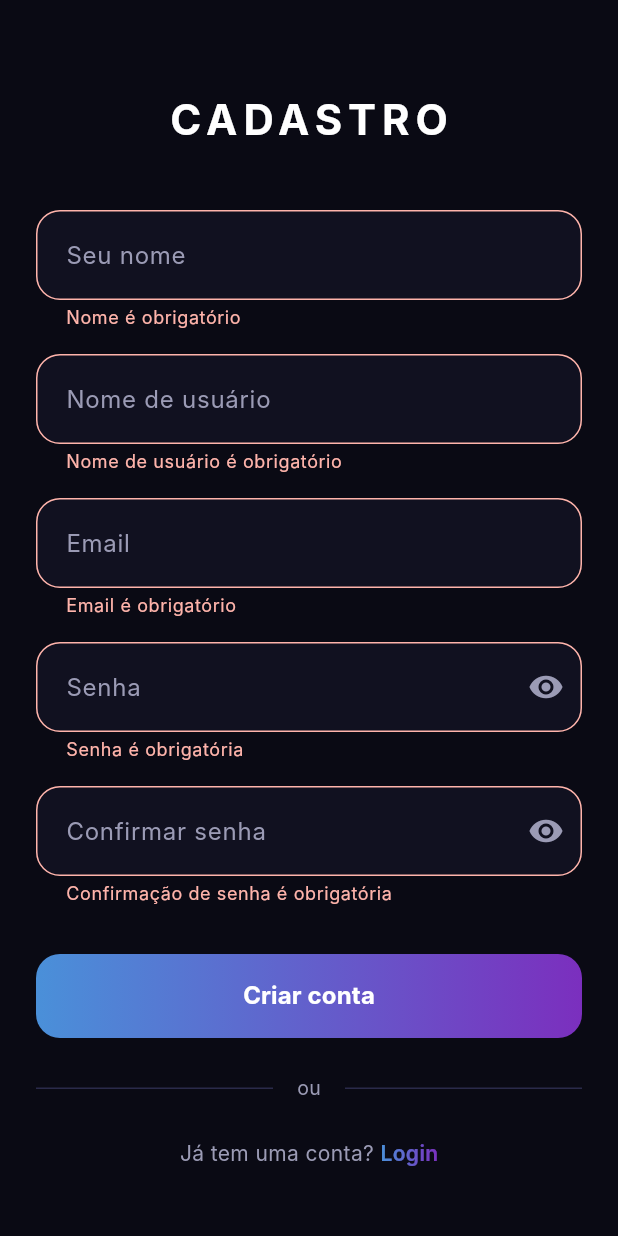
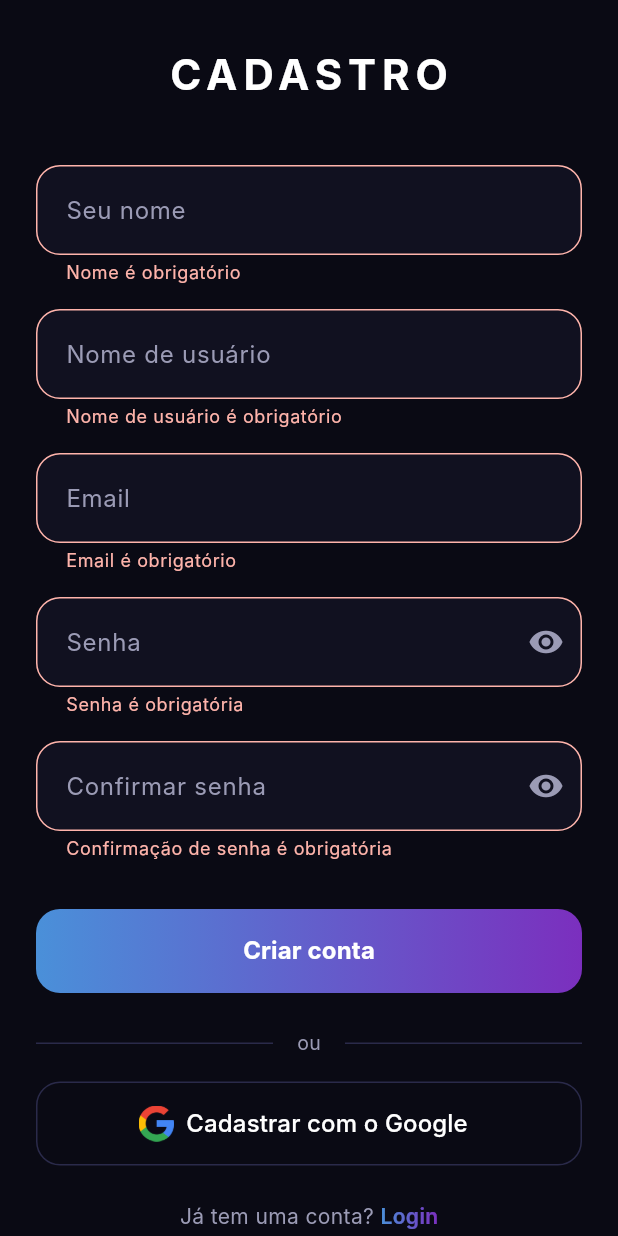
Before and after one commit to Fernando-CR19/kronos-app, a Flutter app: the RegisterScreen screen opened directly, after a tap on "Criar conta", on a phone screen of 412 x 824 dp. Run offline on Flutter 3.47's test engine with Material 3 defaults, Android fonts, the phone set to English and light mode, and no system bars; our stand-ins replace dio, drift, flutter_dotenv, flutter_riverpod, flutter_secure_storage; missing offline and left inert: flutter_web_auth_2; accounts and stored records are empty; generated files the repository leaves out were written again; Roboto replaces fonts that are missing (Inter).

Commit message:
feat: add Google OAuth2 button on register screen

```diff
--- a/lib/features/auth/screens/register_screen.dart
+++ b/lib/features/auth/screens/register_screen.dart
@@ -4,6 +4,8 @@ import 'package:flutter_riverpod/flutter_riverpod.dart';
 import 'package:kronos_app/features/auth/providers/auth_provider.dart';
 
 import 'package:kronos_app/features/auth/screens/login_screen.dart';
+import 'package:kronos_app/features/home/screens/home_screen.dart';
+import 'package:kronos_app/shared/services/storage_provider.dart';
 
 class RegisterScreen extends ConsumerStatefulWidget {
   const RegisterScreen({super.key});
@@ -59,30 +61,88 @@ class _RegisterScreenState extends ConsumerState<RegisterScreen> {
 
       ScaffoldMessenger.of(
         context,
-      ).showSnackBar(
-        SnackBar(
-          content: Text(
-            'Conta criada com sucesso'
-          )
-        )
-      );
+      ).showSnackBar(SnackBar(content: Text('Conta criada com sucesso')));
 
       Navigator.pushReplacement(
         context,
-        MaterialPageRoute(
-          builder: (context) => LoginScreen()
-        ),
+        MaterialPageRoute(builder: (context) => LoginScreen()),
       );
     } on DioException catch (err) {
       final message = err.response?.data['message'] ?? 'Erro ao criar a conta';
       ScaffoldMessenger.of(
         context,
-      ).showSnackBar(
-        SnackBar(
-          content: Text(
-            message
-          )
-        )
+      ).showSnackBar(SnackBar(content: Text(message)));
+    }
+  }
+
+  Future<void> _googleSignIn() async {
+    try {
+      final authService = ref.read(authServiceProvider);
+      final result = await authService.googleSignIn();
+
+      if (!mounted) return;
+
+      if (result['account_exists'] == 'true') {
+        showDialog(
+          context: context,
+          builder: (context) => AlertDialog(
+            title: Text('Conta já existe'),
+            content: Text(
+              'Já existe uma conta com esse email. Deseja vincular com o Google?',
+            ),
+            actions: [
+              TextButton(
+                onPressed: () => Navigator.pop(context),
+                child: Text('Cancelar'),
+              ),
+              TextButton(
+                onPressed: () async {
+                  final nav = Navigator.of(context);
+                  Navigator.pop(context);
+
+                  final linkResult = await authService.linkGoogleAccount(
+                    email: result['email']!,
+                    googleId: result['google_id']!,
+                  );
+
+                  final storage = ref.read(storageProvider);
+                  await storage.saveToken(linkResult['access_token']!);
+
+                  if (!mounted) return;
+
+                  nav.pushReplacement(
+                    MaterialPageRoute(builder: (context) => HomeScreen()),
+                  );
+                },
+                child: Text('Vincular'),
+              ),
+            ],
+          ),
+        );
+        return;
+      }
+
+      final token = result['token'];
+
+      if (token == null) {
+        ScaffoldMessenger.of(context).showSnackBar(
+          SnackBar(content: Text('Erro ao obter token de autenticação.')),
+        );
+        return;
+      }
+
+      final storage = ref.read(storageProvider);
+      final nav = Navigator.of(context);
+      await storage.saveToken(result['token']!);
+
+      nav.pushReplacement(
+        MaterialPageRoute(builder: (context) => HomeScreen()),
+      );
+    } catch (err) {
+      if (!mounted) return;
+
+      ScaffoldMessenger.of(context).showSnackBar(
+        SnackBar(content: Text('Erro ao fazer o cadastro com o Google')),
       );
     }
   }
@@ -105,7 +165,7 @@ class _RegisterScreenState extends ConsumerState<RegisterScreen> {
                     Column(
                       crossAxisAlignment: CrossAxisAlignment.center,
                       children: [
-                        SizedBox(height: 60),
+                        SizedBox(height: 30),
                         Text(
                           'CADASTRO',
                           style: TextStyle(
@@ -264,6 +324,34 @@ class _RegisterScreenState extends ConsumerState<RegisterScreen> {
                           ],
                         ),
 
+                        SizedBox(height: 16),
+                        SizedBox(
+                          width: double.infinity,
+                          height: 56,
+                          child: OutlinedButton.icon(
+                            onPressed: _googleSignIn,
+                            style: OutlinedButton.styleFrom(
+                              side: BorderSide(color: Color(0xFF2A2A4A)),
+                              shape: RoundedRectangleBorder(
+                                borderRadius: BorderRadius.circular(16),
+                              ),
+                            ),
+                            icon: Image.asset(
+                              'assets/images/google_logo.png',
+                              width: 24,
+                              height: 24,
+                            ),
+                            label: Text(
+                              'Cadastrar com o Google',
+                              style: TextStyle(
+                                color: Colors.white,
+                                fontSize: 16,
+                                fontWeight: FontWeight.w500,
+                              ),
+                            ),
+                          ),
+                        ),
+
                         SizedBox(height: 24),
 
                         Row(
```
